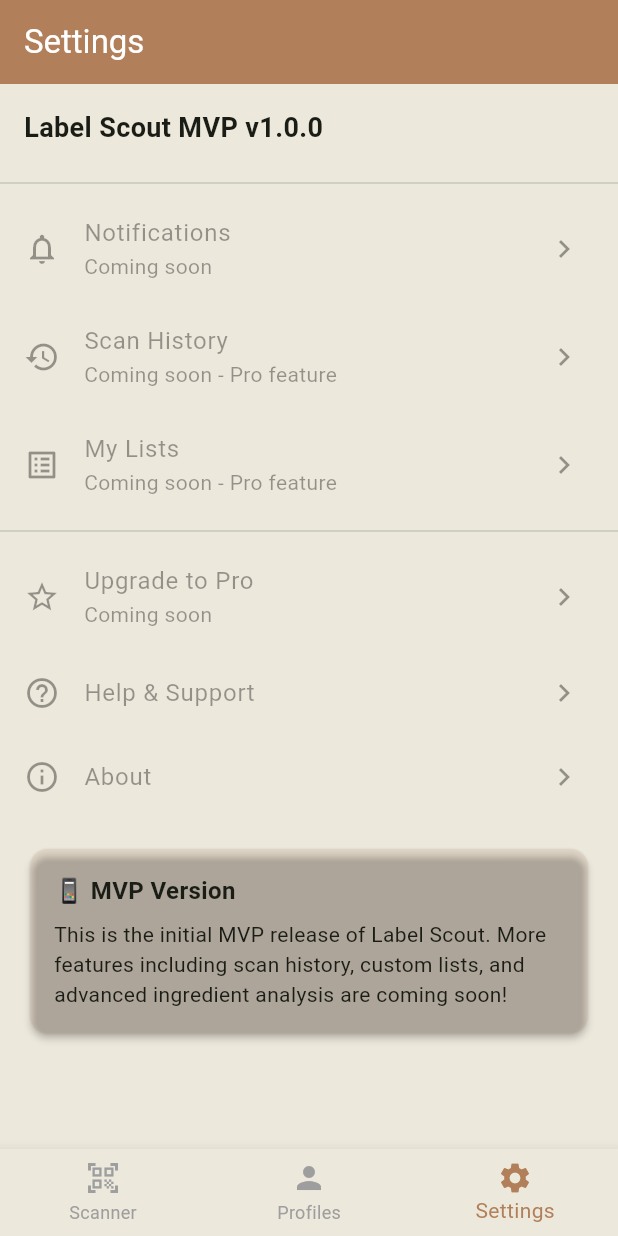
After one commit to CoghillB/label-scout, a Flutter app: the screen it shows after launch, item 3 of the bottom bar chosen, on a phone screen of 412 x 824 dp. The commit adds this screen. Run offline on Flutter 3.47's test engine with Material 3 defaults, Android fonts, the phone set to English and light mode, and no system bars; our stand-ins replace shared_preferences; missing offline and left inert: mobile_scanner.

Commit message:
Initial setup of app skeleton

```diff
--- a/lib/data/predefined_profiles.dart
+++ b/lib/data/predefined_profiles.dart
@@ -2,6 +2,7 @@ import '../models/diet_profile.dart';
 
 /// Predefined dietary profiles with ingredient restrictions
 final List<DietProfile> predefinedProfiles = [
+
   // VEGAN PROFILE
   DietProfile(
     id: 'vegan',
--- a/lib/main.dart
+++ b/lib/main.dart
@@ -1,53 +1,103 @@
 import 'package:flutter/material.dart';
+import 'screens/scanner_screen.dart';
+import 'screens/profiles_screen.dart';
+import 'screens/settings_screen.dart';
 
 void main() {
-  runApp(const MyApp());
+  runApp(const LabelScoutApp());
 }
 
-class MyApp extends StatelessWidget {
-  const MyApp({super.key});
+class LabelScoutApp extends StatelessWidget {
+  const LabelScoutApp({super.key});
 
-  // This widget is the root of your application.
   @override
   Widget build(BuildContext context) {
     return MaterialApp(
-      title: 'Flutter Demo',
+      title: 'Label Scout',
+      debugShowCheckedModeBanner: false,
       theme: ThemeData(
-        // This is the theme of your application.
-        //
-        // TRY THIS: Try running your application with "flutter run". You'll see
-        // the application has a purple toolbar. Then, without quitting the app,
-        // try changing the seedColor in the colorScheme below to Colors.green
-        // and then invoke "hot reload" (save your changes or press the "hot
-        // reload" button in a Flutter-supported IDE, or press "r" if you used
-        // the command line to start the app).
-        //
-        // Notice that the counter didn't reset back to zero; the application
-        // state is not lost during the reload. To reset the state, use hot
-        // restart instead.
-        //
-        // This works for code too, not just values: Most code changes can be
-        // tested with just a hot reload.
-        colorScheme: ColorScheme.fromSeed(seedColor: Colors.deepPurple),
+        // Color palette: B17F59, A5B68D, C1CFA1, EDE8DC
+        colorScheme: ColorScheme.fromSeed(
+          seedColor: const Color(0xFFA5B68D), // Muted Green
+          primary: const Color(0xFFB17F59), // Warm Brown/Tan
+          secondary: const Color(0xFFA5B68D), // Muted Green
+          surface: const Color(0xFFEDE8DC), // Off-White/Cream
+        ),
+        scaffoldBackgroundColor: const Color(0xFFEDE8DC), // Off-White/Cream
+        cardTheme: CardTheme(
+          color: Colors.white,
+          elevation: 2,
+          shape: RoundedRectangleBorder(
+            borderRadius: BorderRadius.circular(12),
+          ),
+        ),
+        appBarTheme: const AppBarTheme(
+          backgroundColor: Color(0xFFB17F59), // Warm Brown/Tan
+          foregroundColor: Colors.white,
+          elevation: 0,
+        ),
+        elevatedButtonTheme: ElevatedButtonThemeData(
+          style: ElevatedButton.styleFrom(
+            backgroundColor: const Color(0xFFB17F59), // Warm Brown/Tan
+            foregroundColor: Colors.white,
+          ),
+        ),
+        useMaterial3: true,
       ),
-      home: const MyHomePage(title: 'Flutter Demo Home Page'),
+      home: const MainNavigationScreen(),
     );
   }
 }
 
-class MyHomePage extends StatefulWidget {
-  const MyHomePage({super.key, required this.title});
+class MainNavigationScreen extends StatefulWidget {
+  const MainNavigationScreen({super.key});
 
-  // This widget is the home page of your application. It is stateful, meaning
-  // that it has a State object (defined below) that contains fields that affect
-  // how it looks.
+  @override
+  State<MainNavigationScreen> createState() => _MainNavigationScreenState();
+}
 
-  // This class is the configuration for the state. It holds the values (in this
-  // case the title) provided by the parent (in this case the App widget) and
-  // used by the build method of the State. Fields in a Widget subclass are
-  // always marked "final".
+class _MainNavigationScreenState extends State<MainNavigationScreen> {
+  int _currentIndex = 0;
 
-  final String title;
+  // The three main screens for the bottom navigation
+  final List<Widget> _screens = const [
+    ScannerScreen(),
+    ProfilesScreen(),
+    SettingsScreen(),
+  ];
+
+  @override
+  Widget build(BuildContext context) {
+    return Scaffold(
+      body: _screens[_currentIndex],
+      bottomNavigationBar: BottomNavigationBar(
+        currentIndex: _currentIndex,
+        onTap: (index) {
+          setState(() {
+            _currentIndex = index;
+          });
+        },
+        selectedItemColor: const Color(0xFFB17F59), // Warm Brown/Tan
+        unselectedItemColor: Colors.grey,
+        items: const [
+          BottomNavigationBarItem(
+            icon: Icon(Icons.qr_code_scanner),
+            label: 'Scanner',
+          ),
+          BottomNavigationBarItem(
+            icon: Icon(Icons.person),
+            label: 'Profiles',
+          ),
+          BottomNavigationBarItem(
+            icon: Icon(Icons.settings),
+            label: 'Settings',
+          ),
+        ],
+      ),
+    );
+  }
+}
+
 
   @override
   State<MyHomePage> createState() => _MyHomePageState();
--- /dev/null
+++ b/lib/screens/settings_screen.dart
@@ -0,0 +1,122 @@
+import 'package:flutter/material.dart';
+
+/// Settings screen placeholder for future features
+class SettingsScreen extends StatelessWidget {
+  const SettingsScreen({super.key});
+
+  @override
+  Widget build(BuildContext context) {
+    return Scaffold(
+      appBar: AppBar(
+        title: const Text('Settings'),
+      ),
+      body: ListView(
+        children: [
+          // App version
+          const Padding(
+            padding: EdgeInsets.all(16.0),
+            child: Text(
+              'Label Scout MVP v1.0.0',
+              style: TextStyle(
+                fontSize: 18,
+                fontWeight: FontWeight.bold,
+              ),
+            ),
+          ),
+          const Divider(),
+
+          // TODO: Future settings options
+          ListTile(
+            leading: const Icon(Icons.notifications_outlined),
+            title: const Text('Notifications'),
+            subtitle: const Text('Coming soon'),
+            trailing: const Icon(Icons.chevron_right),
+            enabled: false,
+            onTap: () {
+              // TODO: Navigate to notifications settings
+            },
+          ),
+          ListTile(
+            leading: const Icon(Icons.history),
+            title: const Text('Scan History'),
+            subtitle: const Text('Coming soon - Pro feature'),
+            trailing: const Icon(Icons.chevron_right),
+            enabled: false,
+            onTap: () {
+              // TODO: Navigate to scan history (Pro feature)
+            },
+          ),
+          ListTile(
+            leading: const Icon(Icons.list_alt),
+            title: const Text('My Lists'),
+            subtitle: const Text('Coming soon - Pro feature'),
+            trailing: const Icon(Icons.chevron_right),
+            enabled: false,
+            onTap: () {
+              // TODO: Navigate to My Lists (Pro feature)
+            },
+          ),
+          const Divider(),
+          ListTile(
+            leading: const Icon(Icons.star_outline),
+            title: const Text('Upgrade to Pro'),
+            subtitle: const Text('Coming soon'),
+            trailing: const Icon(Icons.chevron_right),
+            enabled: false,
+            onTap: () {
+              // TODO: Navigate to upgrade screen
+            },
+          ),
+          ListTile(
+            leading: const Icon(Icons.help_outline),
+            title: const Text('Help & Support'),
+            trailing: const Icon(Icons.chevron_right),
+            enabled: false,
+            onTap: () {
+              // TODO: Navigate to help screen
+            },
+          ),
+          ListTile(
+            leading: const Icon(Icons.info_outline),
+            title: const Text('About'),
+            trailing: const Icon(Icons.chevron_right),
+            enabled: false,
+            onTap: () {
+              // TODO: Show about dialog
+            },
+          ),
+
+          // Info card
+          Padding(
+            padding: const EdgeInsets.all(16.0),
+            child: Card(
+              color: Theme.of(context).colorScheme.primary.withOpacity(0.1),
+              child: const Padding(
+                padding: EdgeInsets.all(16.0),
+                child: Column(
+                  crossAxisAlignment: CrossAxisAlignment.start,
+                  children: [
+                    Text(
+                      '📱 MVP Version',
+                      style: TextStyle(
+                        fontWeight: FontWeight.bold,
+                        fontSize: 16,
+                      ),
+                    ),
+                    SizedBox(height: 8),
+                    Text(
+                      'This is the initial MVP release of Label Scout. '
+                      'More features including scan history, custom lists, '
+                      'and advanced ingredient analysis are coming soon!',
+                      style: TextStyle(fontSize: 14),
+                    ),
+                  ],
+                ),
+              ),
+            ),
+          ),
+        ],
+      ),
+    );
+  }
+}
--- a/lib/services/profile_service.dart
+++ b/lib/services/profile_service.dart
@@ -1,6 +1,7 @@
 import 'package:shared_preferences/shared_preferences.dart';
+
+import '../data/predefined_profiles.dart';
 import '../models/diet_profile.dart';
-import '../data/predefined_profiles.dart';
 
 /// Service for managing dietary profiles and persisting user preferences
 class ProfileService {
```
Also changed, not shown: lib/services/food_api_service.dart (line endings or trailing spaces).
